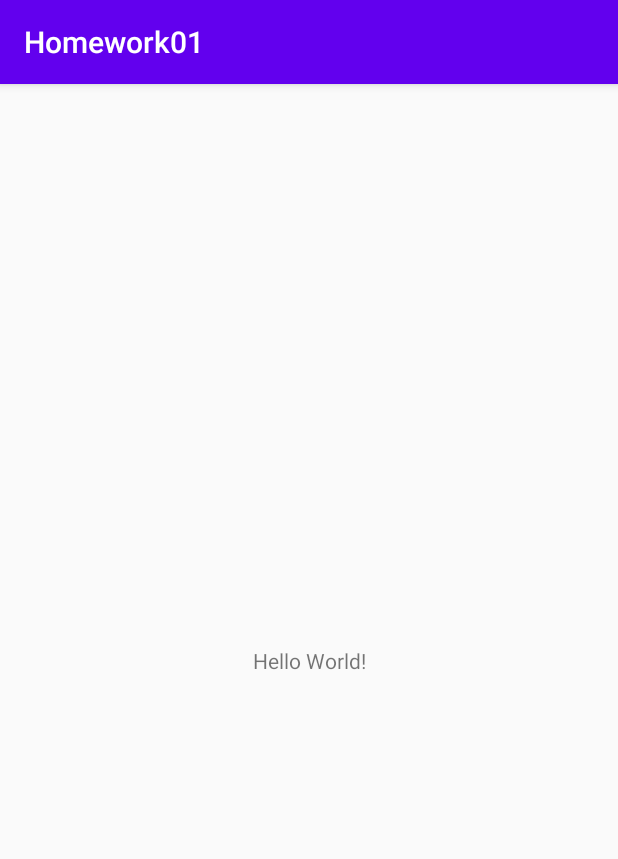
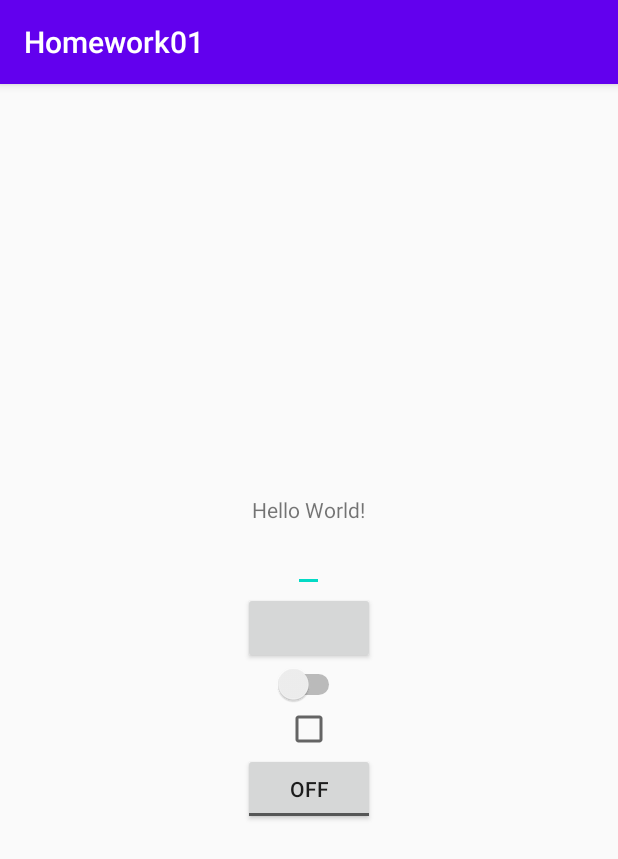
Before and after one commit to Evgenija1984/Homework01, an Android app: the screen it shows after launch (MainActivity), on a phone screen of 412 x 824 dp. Shown: the top 859 px of the screen. Run offline under Robolectric (Android 15) with nearby library versions, the phone set to English and light mode, and no system bars.

Commit message:
добавила все элементы

```diff
--- a/app/src/main/res/layout/activity_main.xml
+++ b/app/src/main/res/layout/activity_main.xml
@@ -1,9 +1,11 @@
 <?xml version="1.0" encoding="utf-8"?>
-<androidx.constraintlayout.widget.ConstraintLayout xmlns:android="http://schemas.android.com/apk/res/android"
+<LinearLayout xmlns:android="http://schemas.android.com/apk/res/android"
     xmlns:app="http://schemas.android.com/apk/res-auto"
     xmlns:tools="http://schemas.android.com/tools"
     android:layout_width="match_parent"
     android:layout_height="match_parent"
+    android:orientation="vertical"
+    android:gravity="center"
     tools:context=".MainActivity">
 
     <TextView
@@ -15,4 +17,27 @@
         app:layout_constraintRight_toRightOf="parent"
         app:layout_constraintTop_toTopOf="parent" />
 
-</androidx.constraintlayout.widget.ConstraintLayout>
+    <EditText
+        android:layout_width="wrap_content"
+        android:layout_height="wrap_content" />
+
+    <Button
+        android:layout_width="wrap_content"
+        android:layout_height="wrap_content" />
+
+    <Switch
+        android:layout_width="wrap_content"
+        android:layout_height="wrap_content" />
+
+    <CheckBox
+        android:layout_width="wrap_content"
+        android:layout_height="wrap_content" />
+
+    <ToggleButton
+        android:layout_width="wrap_content"
+        android:layout_height="wrap_content" />
+
+
+
+
+</LinearLayout>
```
